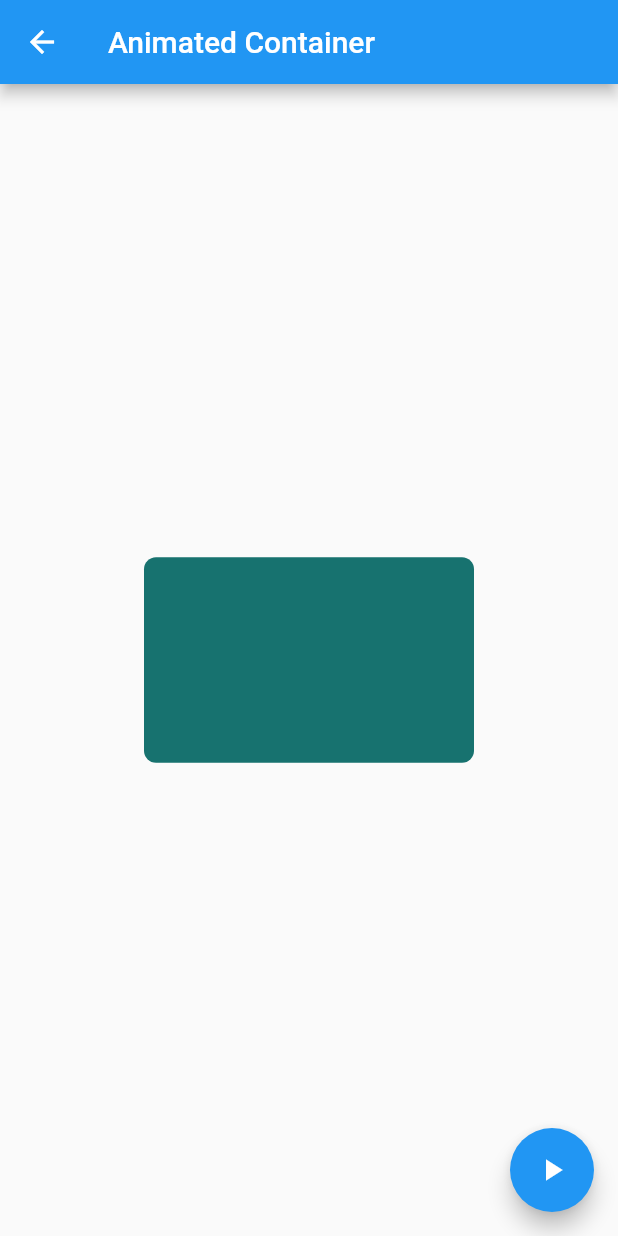
After one commit to ascstb/FlutterCourse, a Flutter app: the AnimatedContainerPage screen opened by its route, after a tap on the "play arrow" icon, on a phone screen of 412 x 824 dp. The commit adds this screen. Run offline on Flutter 3.47's test engine with Material 2 defaults, Android fonts, the phone set to English and light mode, and no system bars.

Commit message:
Section 6 - Lesson 78: Animated Container

```diff
--- a/components_app/data/menu_opts.json
+++ b/components_app/data/menu_opts.json
@@ -15,6 +15,11 @@
       "route": "card",
       "icon": "folder_open",
       "name": "Cards"
+    },
+    {
+      "route": "animatedContainer",
+      "icon": "donut_large",
+      "name": "Animated Container"
     }
   ]
 }
--- /dev/null
+++ b/components_app/lib/src/pages/animated_container.dart
@@ -0,0 +1,50 @@
+import 'dart:math';
+
+import 'package:flutter/material.dart';
+
+class AnimatedContainerPage extends StatefulWidget {
+  @override
+  _AnimatedContainerPageState createState() => _AnimatedContainerPageState();
+}
+
+class _AnimatedContainerPageState extends State<AnimatedContainerPage> {
+  double _width = 50.0;
+  double _height = 50.0;
+  Color _color = Colors.pink;
+  BorderRadiusGeometry _borderRadius = BorderRadius.circular(8.0);
+
+  @override
+  Widget build(BuildContext context) {
+    return Scaffold(
+      appBar: AppBar(
+        title: Text("Animated Container"),
+      ),
+      body: Center(
+        child: AnimatedContainer(
+          duration: Duration(seconds: 1),
+          curve: Curves.fastOutSlowIn,
+          width: _width,
+          height: _height,
+          decoration: BoxDecoration(
+            borderRadius: _borderRadius,
+            color: _color,
+          ),
+        ),
+      ),
+      floatingActionButton: FloatingActionButton(
+        child: Icon(Icons.play_arrow),
+        onPressed: _changeForm,
+      ),
+    );
+  }
+
+  void _changeForm() {
+    final random = Random();
+    setState(() {
+      _width = random.nextInt(300).toDouble();
+      _height = random.nextInt(300).toDouble();
+      _color = Color.fromRGBO(
+          random.nextInt(255), random.nextInt(255), random.nextInt(255), 1);
+    });
+  }
+}
--- a/components_app/lib/src/routes/routes.dart
+++ b/components_app/lib/src/routes/routes.dart
@@ -1,4 +1,5 @@
 import 'package:components_app/src/pages/alert_page.dart';
+import 'package:components_app/src/pages/animated_container.dart';
 import 'package:components_app/src/pages/avatar_page.dart';
 import 'package:components_app/src/pages/card_page.dart';
 import 'package:components_app/src/pages/home_page.dart';
@@ -9,4 +10,5 @@ Map<String, WidgetBuilder> getAppRoutes() => <String, WidgetBuilder>{
       "alert": (BuildContext context) => AlertPage(),
       "avatar": (BuildContext context) => AvatarPage(),
       "card": (BuildContext context) => CardPage(),
+      "animatedContainer": (BuildContext context) => AnimatedContainerPage(),
     };
```
